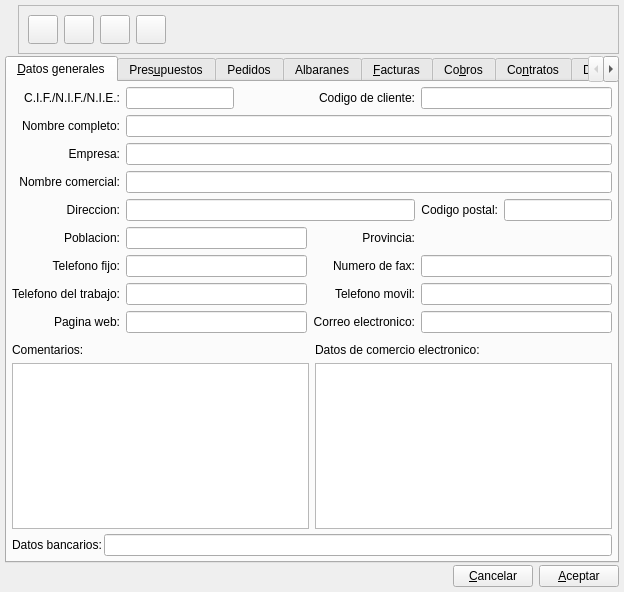
Before: the Qt Designer form bulmages/bulmafact/src/clientebase.ui in eboladev/Bulmages-1, drawn with Qt 5.
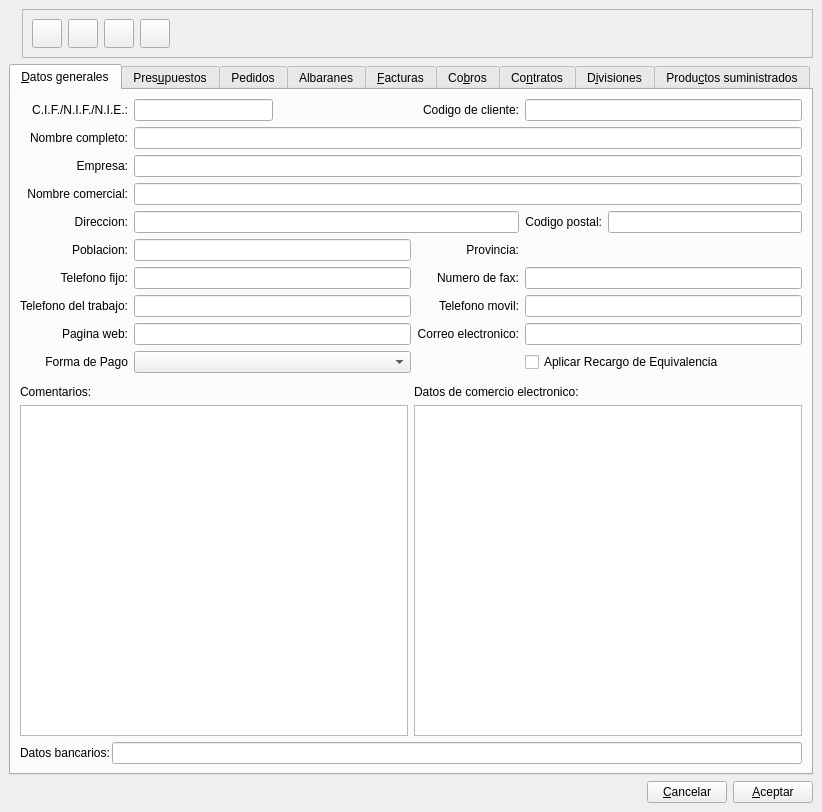
After: the same form once the commit is applied. Icons and pictures are not drawn. Custom widgets are drawn as their Qt base class.

Commit message: Tratamiento de los recargos de equivalencia. Pongo en los clientes la opcion de forma de pago predeterminada. He subido a SubForm2Bf el calculo de totales (ya que es identico en todos los documentos).

```diff
--- a/bulmages/bulmafact/src/clientebase.ui
+++ b/bulmages/bulmafact/src/clientebase.ui
@@ -8,8 +8,8 @@
    <rect>
     <x>0</x>
     <y>0</y>
-    <width>624</width>
-    <height>592</height>
+    <width>822</width>
+    <height>812</height>
    </rect>
   </property>
   <property name="focusPolicy" >
@@ -23,10 +23,10 @@
   </property>
   <layout class="QVBoxLayout" >
    <property name="margin" >
-    <number>5</number>
+    <number>9</number>
    </property>
    <property name="spacing" >
-    <number>2</number>
+    <number>6</number>
    </property>
    <item>
     <layout class="QHBoxLayout" >
@@ -194,21 +194,94 @@
       <attribute name="title" >
        <string>&amp;Datos generales</string>
       </attribute>
-      <layout class="QVBoxLayout" >
-       <property name="margin" >
-        <number>5</number>
-       </property>
-       <property name="spacing" >
-        <number>5</number>
-       </property>
-       <item>
         <layout class="QGridLayout" >
          <property name="margin" >
-          <number>0</number>
+        <number>9</number>
          </property>
          <property name="spacing" >
           <number>6</number>
          </property>
+       <item row="9" column="3" >
+        <widget class="QCheckBox" name="mui_recargoeqcliente" >
+         <property name="text" >
+          <string>Aplicar Recargo de Equivalencia</string>
+         </property>
+        </widget>
+       </item>
+       <item row="9" column="1" >
+        <widget class="BusquedaFormaPago" name="mui_forma_pago" />
+       </item>
+       <item row="9" column="0" >
+        <widget class="QLabel" name="textLabel2_8_6" >
+         <property name="text" >
+          <string>Forma de Pago</string>
+         </property>
+         <property name="alignment" >
+          <set>Qt::AlignRight|Qt::AlignTrailing|Qt::AlignVCenter</set>
+         </property>
+         <property name="buddy" >
+          <cstring></cstring>
+         </property>
+        </widget>
+       </item>
+       <item row="8" column="0" >
+        <widget class="QLabel" name="textLabel2_8_2" >
+         <property name="text" >
+          <string>Pagina web:</string>
+         </property>
+         <property name="alignment" >
+          <set>Qt::AlignRight|Qt::AlignTrailing|Qt::AlignVCenter</set>
+         </property>
+         <property name="buddy" >
+          <cstring></cstring>
+         </property>
+        </widget>
+       </item>
+       <item row="12" column="0" colspan="4" >
+        <layout class="QHBoxLayout" >
+         <property name="margin" >
+          <number>0</number>
+         </property>
+         <property name="spacing" >
+          <number>2</number>
+         </property>
+         <item>
+          <widget class="QLabel" name="textLabel2_4_3" >
+           <property name="text" >
+            <string>Datos bancarios:</string>
+           </property>
+           <property name="buddy" >
+            <cstring></cstring>
+           </property>
+          </widget>
+         </item>
+         <item>
+          <widget class="QLineEdit" name="m_bancocliente" />
+         </item>
+        </layout>
+       </item>
+       <item row="7" column="3" >
+        <widget class="QLineEdit" name="mui_movilcliente" />
+       </item>
+       <item row="3" column="1" colspan="3" >
+        <widget class="QLineEdit" name="m_nomaltcliente" />
+       </item>
+       <item row="0" column="0" >
+        <widget class="QLabel" name="textLabel2_5" >
+         <property name="text" >
+          <string>C.I.F./N.I.F./N.I.E.:</string>
+         </property>
+         <property name="alignment" >
+          <set>Qt::AlignRight|Qt::AlignTrailing|Qt::AlignVCenter</set>
+         </property>
+         <property name="buddy" >
+          <cstring></cstring>
+         </property>
+        </widget>
+       </item>
+       <item row="2" column="1" colspan="3" >
+        <widget class="QLineEdit" name="mui_corpcliente" />
+       </item>
          <item row="6" column="2" >
           <widget class="QLabel" name="textLabel2_8_4" >
            <property name="text" >
@@ -222,6 +295,51 @@
            </property>
           </widget>
          </item>
+       <item row="7" column="2" >
+        <widget class="QLabel" name="textLabel2_8_5" >
+         <property name="text" >
+          <string>Telefono movil:</string>
+         </property>
+         <property name="alignment" >
+          <set>Qt::AlignRight|Qt::AlignTrailing|Qt::AlignVCenter</set>
+         </property>
+         <property name="buddy" >
+          <cstring></cstring>
+         </property>
+        </widget>
+       </item>
+       <item row="3" column="0" >
+        <widget class="QLabel" name="textLabel2_4" >
+         <property name="text" >
+          <string>Nombre comercial:</string>
+         </property>
+         <property name="alignment" >
+          <set>Qt::AlignRight|Qt::AlignTrailing|Qt::AlignVCenter</set>
+         </property>
+         <property name="buddy" >
+          <cstring></cstring>
+         </property>
+        </widget>
+       </item>
+       <item row="8" column="1" >
+        <widget class="QLineEdit" name="m_urlcliente" />
+       </item>
+       <item row="5" column="0" >
+        <widget class="QLabel" name="textLabel2_9" >
+         <property name="text" >
+          <string>Poblacion:</string>
+         </property>
+         <property name="alignment" >
+          <set>Qt::AlignRight|Qt::AlignTrailing|Qt::AlignVCenter</set>
+         </property>
+         <property name="buddy" >
+          <cstring></cstring>
+         </property>
+        </widget>
+       </item>
+       <item row="8" column="3" >
+        <widget class="QLineEdit" name="m_mailcliente" />
+       </item>
          <item row="0" column="3" >
           <widget class="QLineEdit" name="mui_codcliente" />
          </item>
@@ -254,57 +372,31 @@
          <item row="6" column="1" >
           <widget class="QLineEdit" name="m_telcliente" />
          </item>
-         <item row="5" column="1" >
-          <widget class="QLineEdit" name="m_poblcliente" />
+       <item row="0" column="1" >
+        <layout class="QHBoxLayout" >
+         <property name="margin" >
+          <number>0</number>
+         </property>
+         <property name="spacing" >
+          <number>6</number>
+         </property>
+         <item>
+          <widget class="QLineEdit" name="m_cifcliente" />
          </item>
-         <item row="5" column="3" >
-          <widget class="BusquedaProvincia" name="m_provcliente" >
-           <property name="minimumSize" >
+         <item>
+          <spacer>
+           <property name="orientation" >
+            <enum>Qt::Horizontal</enum>
+           </property>
+           <property name="sizeHint" >
             <size>
-             <width>150</width>
-             <height>0</height>
+             <width>40</width>
+             <height>20</height>
             </size>
            </property>
-          </widget>
+          </spacer>
          </item>
-         <item row="5" column="2" >
-          <widget class="QLabel" name="textLabel2_9_2" >
-           <property name="text" >
-            <string>Provincia:</string>
-           </property>
-           <property name="alignment" >
-            <set>Qt::AlignRight|Qt::AlignTrailing|Qt::AlignVCenter</set>
-           </property>
-          </widget>
-         </item>
-         <item row="4" column="0" >
-          <widget class="QLabel" name="textLabel2_6" >
-           <property name="text" >
-            <string>Direccion:</string>
-           </property>
-           <property name="alignment" >
-            <set>Qt::AlignRight|Qt::AlignTrailing|Qt::AlignVCenter</set>
-           </property>
-           <property name="buddy" >
-            <cstring></cstring>
-           </property>
-          </widget>
-         </item>
-         <item row="6" column="0" >
-          <widget class="QLabel" name="textLabel2_8" >
-           <property name="text" >
-            <string>Telefono fijo:</string>
-           </property>
-           <property name="alignment" >
-            <set>Qt::AlignRight|Qt::AlignTrailing|Qt::AlignVCenter</set>
-           </property>
-           <property name="buddy" >
-            <cstring></cstring>
-           </property>
-          </widget>
-         </item>
-         <item row="1" column="1" colspan="3" >
-          <widget class="QLineEdit" name="m_nomcliente" />
+        </layout>
          </item>
          <item row="8" column="2" >
           <widget class="QLabel" name="textLabel2_8_3" >
@@ -319,15 +411,25 @@
            </property>
           </widget>
          </item>
+       <item row="5" column="1" >
+        <widget class="QLineEdit" name="m_poblcliente" />
+       </item>
+       <item row="2" column="0" >
+        <widget class="QLabel" name="textLabel2_2_2" >
+         <property name="text" >
+          <string>Empresa:</string>
+         </property>
+         <property name="alignment" >
+          <set>Qt::AlignRight|Qt::AlignTrailing|Qt::AlignVCenter</set>
+         </property>
+         <property name="buddy" >
+          <cstring></cstring>
+         </property>
+        </widget>
+       </item>
          <item row="6" column="3" >
           <widget class="QLineEdit" name="m_faxcliente" />
          </item>
-         <item row="7" column="1" >
-          <widget class="QLineEdit" name="mui_teltrabcliente" />
-         </item>
-         <item row="4" column="1" colspan="2" >
-          <widget class="QLineEdit" name="m_dircliente" />
-         </item>
          <item row="4" column="3" >
           <layout class="QHBoxLayout" >
            <property name="margin" >
@@ -371,9 +473,6 @@
            </item>
           </layout>
          </item>
-         <item row="8" column="3" >
-          <widget class="QLineEdit" name="m_mailcliente" />
-         </item>
          <item row="0" column="2" >
           <widget class="QLabel" name="textLabel2_10" >
            <property name="text" >
@@ -387,36 +486,23 @@
            </property>
           </widget>
          </item>
-         <item row="2" column="0" >
-          <widget class="QLabel" name="textLabel2_2_2" >
+       <item row="5" column="2" >
+        <widget class="QLabel" name="textLabel2_9_2" >
            <property name="text" >
-            <string>Empresa:</string>
+          <string>Provincia:</string>
            </property>
            <property name="alignment" >
             <set>Qt::AlignRight|Qt::AlignTrailing|Qt::AlignVCenter</set>
            </property>
-           <property name="buddy" >
-            <cstring></cstring>
-           </property>
-          </widget>
-         </item>
-         <item row="5" column="0" >
-          <widget class="QLabel" name="textLabel2_9" >
-           <property name="text" >
-            <string>Poblacion:</string>
-           </property>
-           <property name="alignment" >
-            <set>Qt::AlignRight|Qt::AlignTrailing|Qt::AlignVCenter</set>
-           </property>
-           <property name="buddy" >
-            <cstring></cstring>
-           </property>
-          </widget>
-         </item>
-         <item row="8" column="0" >
-          <widget class="QLabel" name="textLabel2_8_2" >
+        </widget>
+       </item>
+       <item row="7" column="1" >
+        <widget class="QLineEdit" name="mui_teltrabcliente" />
+       </item>
+       <item row="4" column="0" >
+        <widget class="QLabel" name="textLabel2_6" >
            <property name="text" >
-            <string>Pagina web:</string>
+          <string>Direccion:</string>
            </property>
            <property name="alignment" >
             <set>Qt::AlignRight|Qt::AlignTrailing|Qt::AlignVCenter</set>
@@ -426,52 +512,20 @@
            </property>
           </widget>
          </item>
-         <item row="7" column="3" >
-          <widget class="QLineEdit" name="mui_movilcliente" />
-         </item>
-         <item row="0" column="1" >
-          <layout class="QHBoxLayout" >
-           <property name="margin" >
-            <number>0</number>
-           </property>
-           <property name="spacing" >
-            <number>6</number>
-           </property>
-           <item>
-            <widget class="QLineEdit" name="m_cifcliente" />
-           </item>
-           <item>
-            <spacer>
-             <property name="orientation" >
-              <enum>Qt::Horizontal</enum>
-             </property>
-             <property name="sizeHint" >
+       <item row="5" column="3" >
+        <widget class="BusquedaProvincia" native="1" name="m_provcliente" >
+         <property name="minimumSize" >
               <size>
-               <width>40</width>
-               <height>20</height>
-              </size>
-             </property>
-            </spacer>
-           </item>
-          </layout>
-         </item>
-         <item row="7" column="2" >
-          <widget class="QLabel" name="textLabel2_8_5" >
-           <property name="text" >
-            <string>Telefono movil:</string>
-           </property>
-           <property name="alignment" >
-            <set>Qt::AlignRight|Qt::AlignTrailing|Qt::AlignVCenter</set>
-           </property>
-           <property name="buddy" >
-            <cstring></cstring>
-           </property>
-          </widget>
-         </item>
-         <item row="3" column="0" >
-          <widget class="QLabel" name="textLabel2_4" >
+           <width>150</width>
+           <height>0</height>
+          </size>
+         </property>
+        </widget>
+       </item>
+       <item row="6" column="0" >
+        <widget class="QLabel" name="textLabel2_8" >
            <property name="text" >
-            <string>Nombre comercial:</string>
+          <string>Telefono fijo:</string>
            </property>
            <property name="alignment" >
             <set>Qt::AlignRight|Qt::AlignTrailing|Qt::AlignVCenter</set>
@@ -481,41 +535,13 @@
            </property>
           </widget>
          </item>
-         <item row="8" column="1" >
-          <widget class="QLineEdit" name="m_urlcliente" />
-         </item>
-         <item row="3" column="1" colspan="3" >
-          <widget class="QLineEdit" name="m_nomaltcliente" />
-         </item>
-         <item row="0" column="0" >
-          <widget class="QLabel" name="textLabel2_5" >
-           <property name="text" >
-            <string>C.I.F./N.I.F./N.I.E.:</string>
-           </property>
-           <property name="alignment" >
-            <set>Qt::AlignRight|Qt::AlignTrailing|Qt::AlignVCenter</set>
-           </property>
-           <property name="buddy" >
-            <cstring></cstring>
-           </property>
-          </widget>
-         </item>
-         <item row="2" column="1" colspan="3" >
-          <widget class="QLineEdit" name="mui_corpcliente" />
-         </item>
-        </layout>
-       </item>
-       <item>
-        <widget class="QFrame" name="m_frameplugin" >
-         <property name="frameShape" >
-          <enum>QFrame::StyledPanel</enum>
-         </property>
-         <property name="frameShadow" >
-          <enum>QFrame::Raised</enum>
-         </property>
-        </widget>
-       </item>
-       <item>
+       <item row="1" column="1" colspan="3" >
+        <widget class="QLineEdit" name="m_nomcliente" />
+       </item>
+       <item row="4" column="1" colspan="2" >
+        <widget class="QLineEdit" name="m_dircliente" />
+       </item>
+       <item row="11" column="0" colspan="4" >
         <layout class="QHBoxLayout" >
          <property name="margin" >
           <number>0</number>
@@ -585,28 +611,15 @@
          </item>
         </layout>
        </item>
-       <item>
-        <layout class="QHBoxLayout" >
-         <property name="margin" >
-          <number>0</number>
+       <item row="10" column="0" colspan="4" >
+        <widget class="QFrame" name="m_frameplugin" >
+         <property name="frameShape" >
+          <enum>QFrame::StyledPanel</enum>
          </property>
-         <property name="spacing" >
-          <number>2</number>
-         </property>
-         <item>
-          <widget class="QLabel" name="textLabel2_4_3" >
-           <property name="text" >
-            <string>Datos bancarios:</string>
-           </property>
-           <property name="buddy" >
-            <cstring></cstring>
-           </property>
-          </widget>
-         </item>
-         <item>
-          <widget class="QLineEdit" name="m_bancocliente" />
-         </item>
-        </layout>
+         <property name="frameShadow" >
+          <enum>QFrame::Raised</enum>
+         </property>
+        </widget>
        </item>
       </layout>
      </widget>
@@ -1057,44 +1070,49 @@
  <layoutdefault spacing="2" margin="5" />
  <pixmapfunction></pixmapfunction>
  <customwidgets>
+  <customwidget>
+   <class>BusquedaFormaPago</class>
+   <extends>QComboBox</extends>
+   <header>busquedaformapago.h</header>
+  </customwidget>
   <customwidget>
    <class>FacturasList</class>
-   <extends></extends>
+   <extends>QWidget</extends>
    <header>facturaslist.h</header>
    <container>0</container>
    <pixmap></pixmap>
   </customwidget>
   <customwidget>
    <class>BusquedaProvincia</class>
-   <extends></extends>
+   <extends>QWidget</extends>
    <header>busquedaprovincia.h</header>
    <container>0</container>
    <pixmap></pixmap>
   </customwidget>
   <customwidget>
    <class>CobrosList</class>
-   <extends></extends>
+   <extends>QWidget</extends>
    <header>cobroslist.h</header>
    <container>0</container>
    <pixmap></pixmap>
   </customwidget>
   <customwidget>
    <class>PedidosClienteList</class>
-   <extends></extends>
+   <extends>QWidget</extends>
    <header>pedidosclientelist.h</header>
    <container>0</container>
    <pixmap></pixmap>
   </customwidget>
   <customwidget>
    <class>PresupuestoList</class>
-   <extends></extends>
+   <extends>QWidget</extends>
    <header>presupuestolist.h</header>
    <container>0</container>
    <pixmap></pixmap>
   </customwidget>
   <customwidget>
    <class>AlbaranClienteList</class>
-   <extends></extends>
+   <extends>QWidget</extends>
    <header>albaranclientelist.h</header>
    <container>0</container>
    <pixmap></pixmap>
```
Left out of the diff: 25 changed lines with no effect on the pictures. Lines whose indentation alone changed are shown as unchanged. The commit also changes 38 other files.
